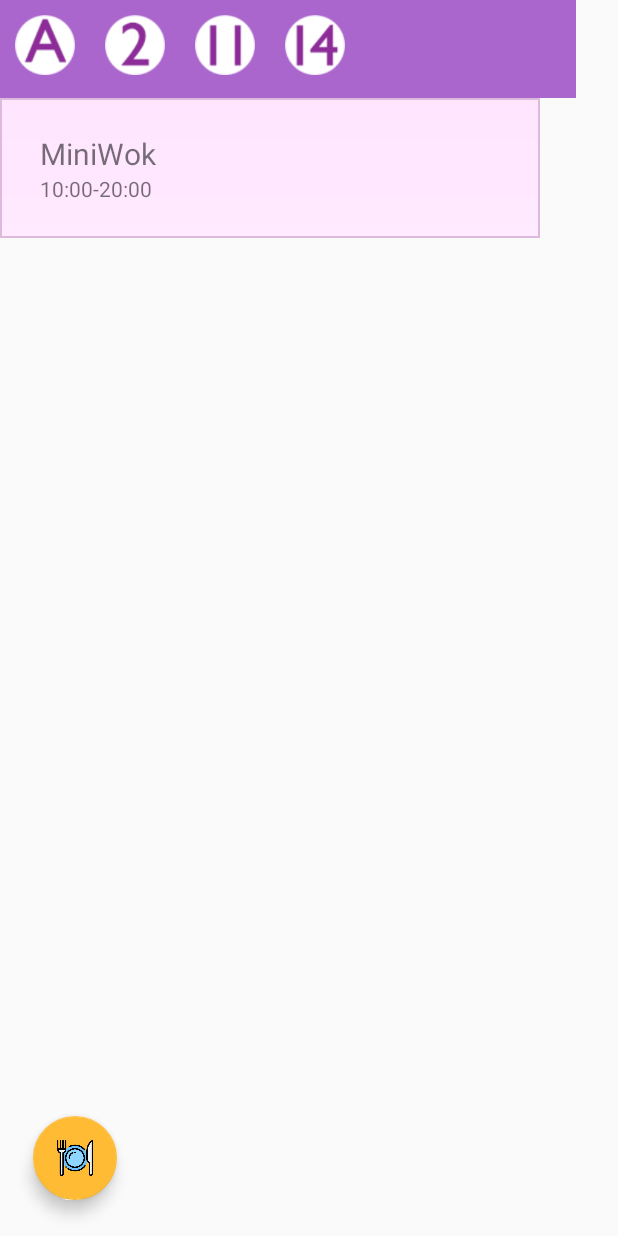
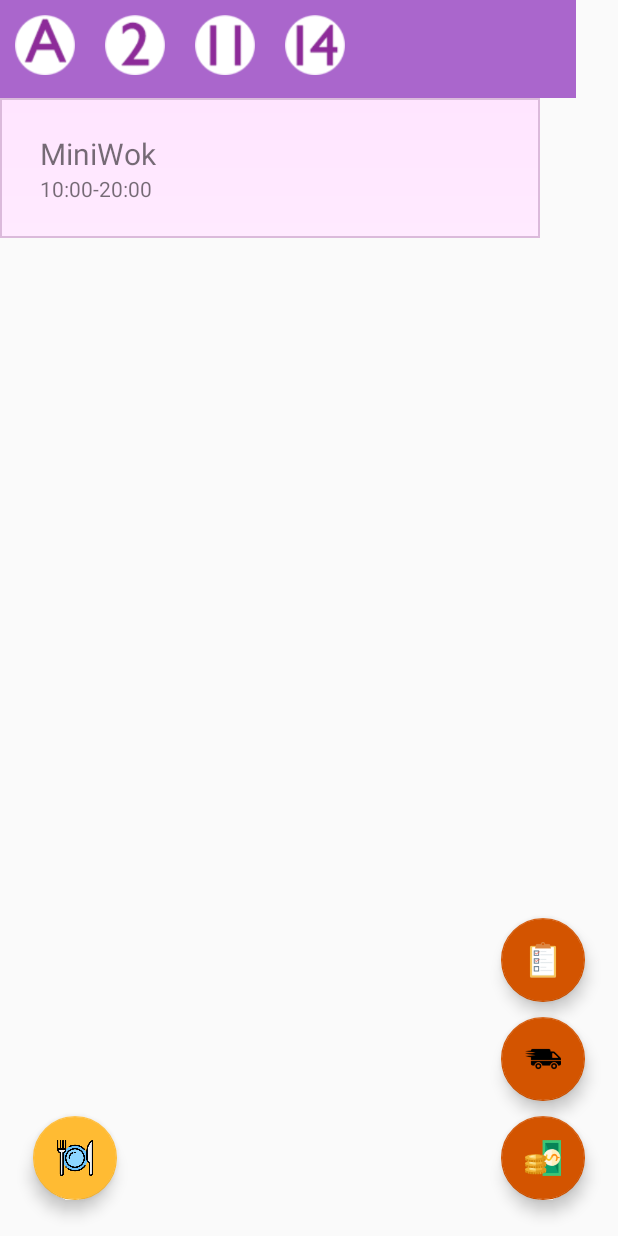
Before and after one commit to shelinals/caNTU_db, an Android app: the screen it shows after launch (MainActivity), after a tap on "CANTEENS", on a phone screen of 412 x 824 dp. Run offline under Robolectric (Android 15) with nearby library versions, the phone set to English and light mode, and no system bars.

Commit message:
dabao done.

```diff
--- a/app/src/main/java/com/root/cz3002/cantu/MainActivity.java
+++ b/app/src/main/java/com/root/cz3002/cantu/MainActivity.java
@@ -85,6 +85,41 @@ public class MainActivity extends AppCompatActivity {
             });
             populateList(findViewById(R.id.chinese));
         }
+        FloatingActionButton orderList = (FloatingActionButton) findViewById(R.id.orderList);
+        orderList.setImageResource(R.drawable.order_list);
+        orderList.setBackgroundTintList(ColorStateList.valueOf(getResources().getColor(R.color.pumpkin)));
+        orderList.setOnClickListener(new View.OnClickListener() {
+            @Override
+            public void onClick(View v) {
+                Intent intent = new Intent(context, MainActivity.class);
+                startActivity(intent);
+                finish();
+            }
+        });
+
+        FloatingActionButton dabaoer = (FloatingActionButton) findViewById(R.id.dabaoer);
+        dabaoer.setImageResource(R.drawable.dabaoer);
+        dabaoer.setBackgroundTintList(ColorStateList.valueOf(getResources().getColor(R.color.pumpkin)));
+        dabaoer.setOnClickListener(new View.OnClickListener() {
+            @Override
+            public void onClick(View v) {
+                Intent intent = new Intent(context, DabaoerActivity.class);
+                startActivity(intent);
+                finish();
+            }
+        });
+
+        FloatingActionButton creditCard = (FloatingActionButton) findViewById(R.id.cash);
+        creditCard.setImageResource(R.drawable.cash);
+        creditCard.setBackgroundTintList(ColorStateList.valueOf(getResources().getColor(R.color.pumpkin)));
+        creditCard.setOnClickListener(new View.OnClickListener() {
+            @Override
+            public void onClick(View v) {
+                Intent intent = new Intent(context, MainActivity.class);
+                startActivity(intent);
+                finish();
+            }
+        });
 
     }
     private boolean addNewItemInList(LinearLayout list, final Stall cur, final MenuItem menu) {
--- a/app/src/main/res/layout/activity_launcher.xml
+++ b/app/src/main/res/layout/activity_launcher.xml
@@ -42,7 +42,6 @@
         android:minHeight="?attr/actionBarSize"
         android:theme="?attr/actionBarTheme"
         android:layout_alignParentBottom="true"
-        android:layout_alignParentLeft="true"
         android:layout_alignParentStart="true">
         <View
             android:id="@+id/cuisineIcon"
--- a/app/src/main/res/layout/activity_main.xml
+++ b/app/src/main/res/layout/activity_main.xml
@@ -35,4 +35,41 @@
         android:clickable="true"
         app:fabSize="normal"
         app:srcCompat="@drawable/cuisine" />
+
+    <android.support.design.widget.FloatingActionButton
+        android:id="@+id/orderList"
+        android:layout_width="wrap_content"
+        android:layout_height="wrap_content"
+        android:layout_marginBottom="10dp"
+        android:layout_marginRight="22dp"
+        android:clickable="true"
+        app:fabSize="normal"
+        app:srcCompat="@drawable/order_list"
+        android:layout_above="@+id/dabaoer"
+        android:layout_alignParentRight="true"/>
+
+    <android.support.design.widget.FloatingActionButton
+        android:id="@+id/dabaoer"
+        android:layout_width="wrap_content"
+        android:layout_height="wrap_content"
+        android:layout_marginBottom="10dp"
+        android:layout_marginRight="22dp"
+        android:clickable="true"
+        app:fabSize="normal"
+        app:srcCompat="@drawable/dabaoer"
+        android:layout_above="@+id/cash"
+        android:layout_alignParentRight="true"/>
+
+    <android.support.design.widget.FloatingActionButton
+        android:id="@+id/cash"
+        android:layout_width="wrap_content"
+        android:layout_height="wrap_content"
+        android:layout_alignParentBottom="true"
+        android:layout_alignParentRight="true"
+        android:layout_marginBottom="24dp"
+        android:layout_marginRight="22dp"
+        android:clickable="true"
+        app:fabSize="normal"
+        app:srcCompat="@drawable/cash" />
+
 </RelativeLayout>
--- /dev/null
+++ b/app/src/main/res/layout/activity_order.xml
@@ -0,0 +1,6 @@
+<?xml version="1.0" encoding="utf-8"?>
+<LinearLayout xmlns:android="http://schemas.android.com/apk/res/android"
+    android:orientation="vertical" android:layout_width="match_parent"
+    android:layout_height="match_parent">
+
+</LinearLayout>
--- a/app/src/main/res/values/colors.xml
+++ b/app/src/main/res/values/colors.xml
@@ -5,4 +5,5 @@
     <color name="colorAccent">#FF4081</color>
     <color name="holoYellow">#ffffbb33</color>
     <color name="holoPurple">#ffaa66cc</color>
+    <color name="pumpkin">#d35400</color>
 </resources>
```
Also changed, not shown: app/src/main/AndroidManifest.xml (+7 -0 lines), app/src/main/java/com/root/cz3002/cantu/DabaoRequest.java (added, +36 -0 lines), app/src/main/java/com/root/cz3002/cantu/DabaoRequestAdapter.java (added, +60 -0 lines), app/src/main/java/com/root/cz3002/cantu/DabaoerActivity.java (added, +45 -0 lines), app/src/main/res/layout/dabao_request.xml (added, +9 -0 lines), app/src/main/res/layout/dabao_request_item.xml (added, +34 -0 lines), app/src/main/res/drawable/cash.png (added), app/src/main/res/drawable/dabaoer.png (added), app/src/main/res/drawable/order_list.png (added).
